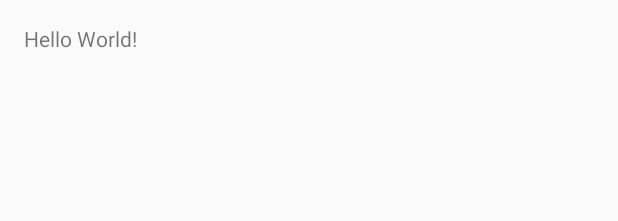
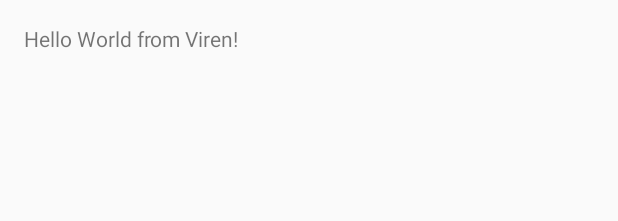
Before and after one commit to speakr-uconn/speakr, an Android app: the layout activity_main.xml on its own in the app's theme, with its tools: preview values and no code run, on a phone screen of 412 x 824 dp. Shown: the top 221 px of the screen. Run offline under Robolectric (Android 15) with nearby library versions, the phone set to English and light mode, and no system bars.

Commit message:
Viren's initial commit

```diff
--- a/app/src/main/res/layout/activity_main.xml
+++ b/app/src/main/res/layout/activity_main.xml
@@ -6,6 +6,6 @@
     android:paddingTop="@dimen/activity_vertical_margin"
     android:paddingBottom="@dimen/activity_vertical_margin" tools:context=".MainActivity">
 
-    <TextView android:text="Hello World!" android:layout_width="wrap_content"
+    <TextView android:text="Hello World from Viren!" android:layout_width="wrap_content"
         android:layout_height="wrap_content" />
 </RelativeLayout>
```
Also changed, not shown: 2 other files.
